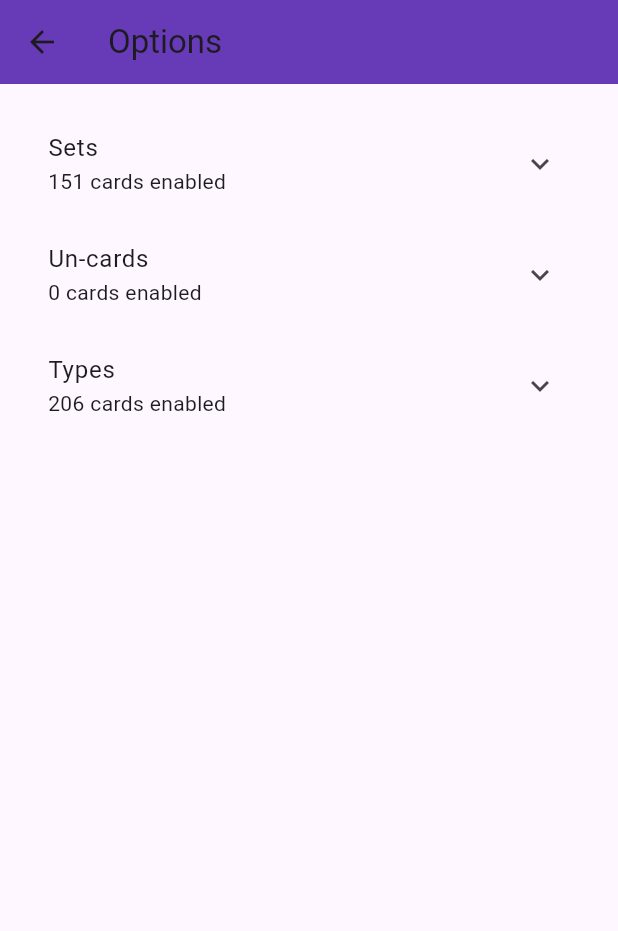
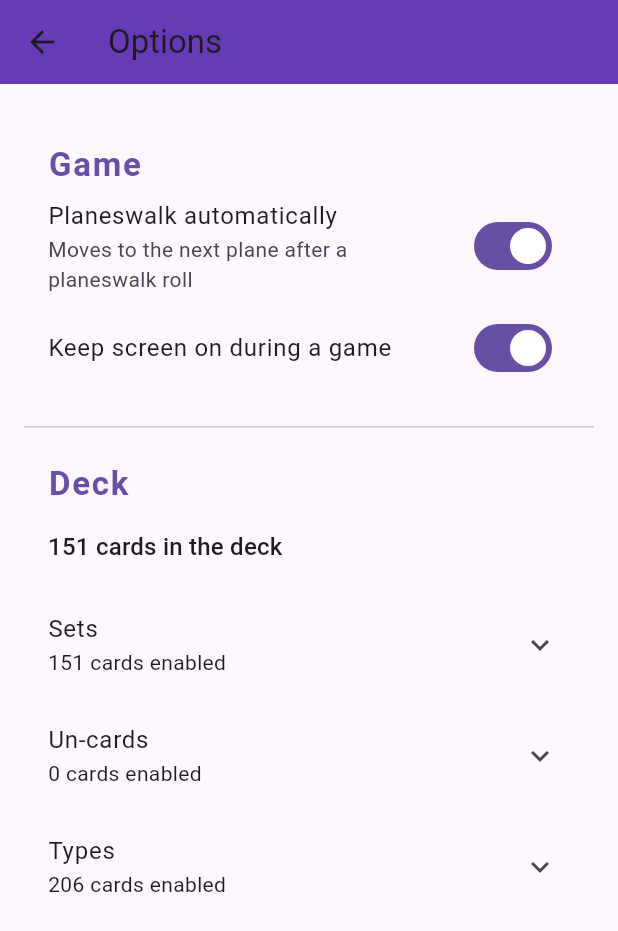
Before and after one commit to Forrest22/planespotting, a Flutter app: the OptionsScreen screen opened by its route, on a phone screen of 412 x 824 dp. Shown: the top 931 px of the screen. Run offline on Flutter 3.47's test engine with Material 3 defaults, Android fonts, the phone set to English and light mode, and no system bars; our stand-ins replace flutter_svg, package_info_plus, shared_preferences, wakelock_plus; accounts and stored records are empty.

Commit message:
General polish and options polish

```diff
--- a/lib/data/repositories/settings_repository.dart
+++ b/lib/data/repositories/settings_repository.dart
@@ -15,6 +15,11 @@ class SettingsRepository extends ChangeNotifier {
   final Map<String, bool> _sets = {};
   final Map<CardType, bool> _types = {};
   Set<String> _denylist = {};
+  bool _keepScreenOn = true;
+  bool _autoPlaneswalk = true;
+
+  /// Whether the screen stays awake during a game.
+  bool get keepScreenOn => _keepScreenOn;
 
   /// A read-only view of the excluded card ids (no copy). The set is replaced on every change,
   /// so a view taken earlier doesn't change underneath you.
@@ -30,6 +35,17 @@ class SettingsRepository extends ChangeNotifier {
       _types[type] = _service.getBool('type_${type.name}') ?? true;
     }
     _denylist = _service.getStringList('denylist').toSet();
+    _keepScreenOn = _service.getBool('keep_screen_on') ?? true;
+    _autoPlaneswalk = _service.getBool('auto_planeswalk') ?? true;
+  }
+
+  /// Whether a planeswalk roll moves to the next plane by itself.
+  bool get autoPlaneswalk => _autoPlaneswalk;
+
+  Future<void> setKeepScreenOn(bool value) async {
+    _keepScreenOn = value;
+    notifyListeners();
+    await _service.setBool('keep_screen_on', value);
   }
 
   bool isSetEnabled(String code) => _sets[code] ?? false;
@@ -50,6 +66,12 @@ class SettingsRepository extends ChangeNotifier {
     _sets[code] = enabled;
     notifyListeners();
     await _service.setBool('set_$code', enabled);
+  }
+
+  Future<void> setAutoPlaneswalk(bool value) async {
+    _autoPlaneswalk = value;
+    notifyListeners();
+    await _service.setBool('auto_planeswalk', value);
   }
 
   Future<void> setTypeEnabled(CardType type, bool enabled) async {
--- a/lib/main.dart
+++ b/lib/main.dart
@@ -1,5 +1,5 @@
 import 'package:flutter/material.dart';
-import 'package:planespotting/about.dart';
+import 'package:planespotting/ui/features/about/views/about_screen.dart';
 import 'package:planespotting/data/repositories/card_repository.dart';
 import 'package:planespotting/data/repositories/settings_repository.dart';
 import 'package:planespotting/data/services/card_asset_service.dart';
@@ -29,6 +29,7 @@ class MyApp extends StatelessWidget {
   @override
   Widget build(BuildContext context) {
     return MaterialApp(
+      title: 'Planespotting',
       home: MenuScreen(),
       routes: {
         planeschaseStartRoute: (context) => GameScreen(
@@ -43,7 +44,7 @@ class MyApp extends StatelessWidget {
               cardRepository: cardRepository,
               settingsRepository: settingsRepository,
             ),
-        aboutRoute: (context) => AboutPage(),
+        aboutRoute: (context) => AboutScreen(),
       },
     );
   }
--- a/lib/ui/features/options/view_models/options_view_model.dart
+++ b/lib/ui/features/options/view_models/options_view_model.dart
@@ -43,6 +43,19 @@ class OptionsViewModel extends ChangeNotifier {
 
   final CardRepository _cards;
   final SettingsRepository _settings;
+
+  bool get autoPlaneswalk => _settings.autoPlaneswalk;
+
+  Future<void> setAutoPlaneswalk(bool value) => _settings.setAutoPlaneswalk(value);
+
+  /// Cards the game will actually draw from: enabled sets and types, minus excluded cards.
+  int get deckCount => _cards
+      .filter(enabledSets: _settings.enabledSets, enabledTypes: _settings.enabledTypes, denylist: _settings.denylist)
+      .length;
+
+  bool get keepScreenOn => _settings.keepScreenOn;
+
+  Future<void> setKeepScreenOn(bool value) => _settings.setKeepScreenOn(value);
 
   /// Cards excluded one by one in the browser.
   int get excludedCount => _settings.denylist.length;
--- a/lib/ui/features/options/views/options_screen.dart
+++ b/lib/ui/features/options/views/options_screen.dart
@@ -5,7 +5,11 @@ import 'package:planespotting/routes.dart';
 import 'package:planespotting/ui/features/options/view_models/options_view_model.dart';
 
 class OptionsScreen extends StatefulWidget {
-  const OptionsScreen({super.key, required this.cardRepository, required this.settingsRepository});
+  const OptionsScreen({
+    super.key,
+    required this.cardRepository,
+    required this.settingsRepository,
+  });
 
   final CardRepository cardRepository;
   final SettingsRepository settingsRepository;
@@ -40,13 +44,76 @@ class _OptionsScreenState extends State<OptionsScreen> {
           builder: (context, _) {
             return ListView(
               children: [
-                if (viewModel.excludedCount > 0) _ExcludedCardsTile(viewModel: viewModel),
-                for (final section in viewModel.sections) _SectionTile(section: section),
+                const _SectionHeader('Game'),
+                SwitchListTile(
+                  title: const Text('Planeswalk automatically'),
+                  subtitle: const Text(
+                    'Moves to the next plane after a planeswalk roll',
+                  ),
+                  value: viewModel.autoPlaneswalk,
+                  onChanged: viewModel.setAutoPlaneswalk,
+                ),
+                SwitchListTile(
+                  title: const Text('Keep screen on during a game'),
+                  value: viewModel.keepScreenOn,
+                  onChanged: viewModel.setKeepScreenOn,
+                ),
+                const SizedBox(height: 24),
+                const Divider(height: 1),
+                const _SectionHeader('Deck'),
+                _DeckTotalTile(count: viewModel.deckCount),
+                if (viewModel.excludedCount > 0)
+                  _ExcludedCardsTile(viewModel: viewModel),
+                for (final section in viewModel.sections)
+                  _SectionTile(section: section),
               ],
             );
           },
         ),
       ),
+    );
+  }
+}
+
+/// A label that groups the tiles below it.
+class _SectionHeader extends StatelessWidget {
+  const _SectionHeader(this.title);
+
+  final String title;
+
+  @override
+  Widget build(BuildContext context) {
+    final theme = Theme.of(context);
+    return Padding(
+      // Roomy above (the gap between sections), tight below (the tiles it labels).
+      padding: const EdgeInsets.fromLTRB(16, 24, 16, 0),
+      child: Text(
+        title,
+        style: theme.textTheme.titleLarge?.copyWith(
+          color: theme.colorScheme.primary,
+          fontWeight: FontWeight.w600,
+          letterSpacing: 1.2,
+        ),
+      ),
+    );
+  }
+}
+
+/// How many cards the game will draw from, across every setting and exclusion.
+class _DeckTotalTile extends StatelessWidget {
+  const _DeckTotalTile({required this.count});
+
+  final int count;
+
+  @override
+  Widget build(BuildContext context) {
+    return ListTile(
+      title: Text(
+        '$count ${count == 1 ? 'card' : 'cards'} in the deck',
+        style: Theme.of(context).textTheme.titleMedium,
+      ),
+      subtitle:
+          count == 0 ? const Text('Turn on at least one set and type') : null,
     );
   }
 }
@@ -99,7 +166,9 @@ class _ExcludedCardsTile extends StatelessWidget {
       children: [
         ListTile(
           title: const Text('Excluded cards'),
-          subtitle: Text('$count ${count == 1 ? 'card' : 'cards'} excluded individually'),
+          subtitle: Text(
+            '$count ${count == 1 ? 'card' : 'cards'} excluded individually',
+          ),
         ),
         // Wraps onto two lines when there isn't room for both buttons side by side.
         Padding(
@@ -107,8 +176,14 @@ class _ExcludedCardsTile extends StatelessWidget {
           child: OverflowBar(
             alignment: MainAxisAlignment.end,
             children: [
-              TextButton(onPressed: () => Navigator.pushNamed(context, browserRoute), child: const Text('Browse')),
-              TextButton(onPressed: viewModel.restoreExcluded, child: const Text('Restore all')),
+              TextButton(
+                onPressed: () => Navigator.pushNamed(context, browserRoute),
+                child: const Text('Browse'),
+              ),
+              TextButton(
+                onPressed: viewModel.restoreExcluded,
+                child: const Text('Restore all'),
+              ),
             ],
           ),
         ),
```
Also changed, not shown: lib/about.dart (deleted, +0 -13 lines), lib/data/services/screen_awake_service.dart (added, +19 -0 lines), lib/ui/features/about/views/about_screen.dart (added, +115 -0 lines), lib/ui/features/game/views/game_screen.dart (+20 -1 lines), pubspec.yaml (+14 -1 lines), assets/icon/icon.png (added), assets/icon/icon_foreground.png (added), pubspec.lock, 38 other files.
